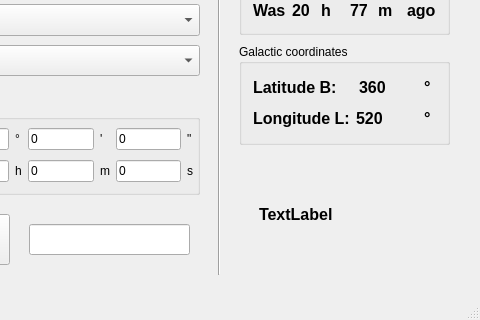
Before: the Qt Designer form GUI/mainwindow.ui in IamNotProgrammer/Star-height, drawn with Qt 5; both pictures show x 111 to 591 and y 303 to 623 of the 591 by 623 pixel window.
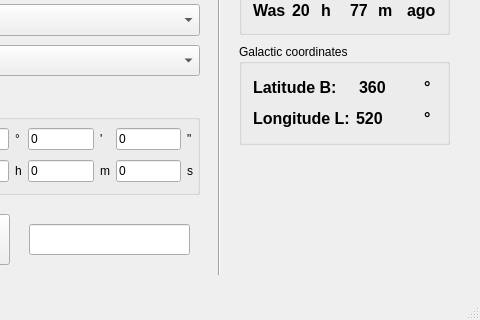
After: the same form once the commit is applied.

```diff
--- a/GUI/mainwindow.ui
+++ b/GUI/mainwindow.ui
@@ -1159,26 +1159,6 @@
      <enum>Qt::Vertical</enum>
     </property>
    </widget>
-   <widget class="QLabel" name="label_37">
-    <property name="geometry">
-     <rect>
-      <x>370</x>
-      <y>470</y>
-      <width>161</width>
-      <height>61</height>
-     </rect>
-    </property>
-    <property name="font">
-     <font>
-      <pointsize>12</pointsize>
-      <weight>75</weight>
-      <bold>true</bold>
-     </font>
-    </property>
-    <property name="text">
-     <string>TextLabel</string>
-    </property>
-   </widget>
   </widget>
   <widget class="QMenuBar" name="menuBar">
    <property name="geometry">
```
